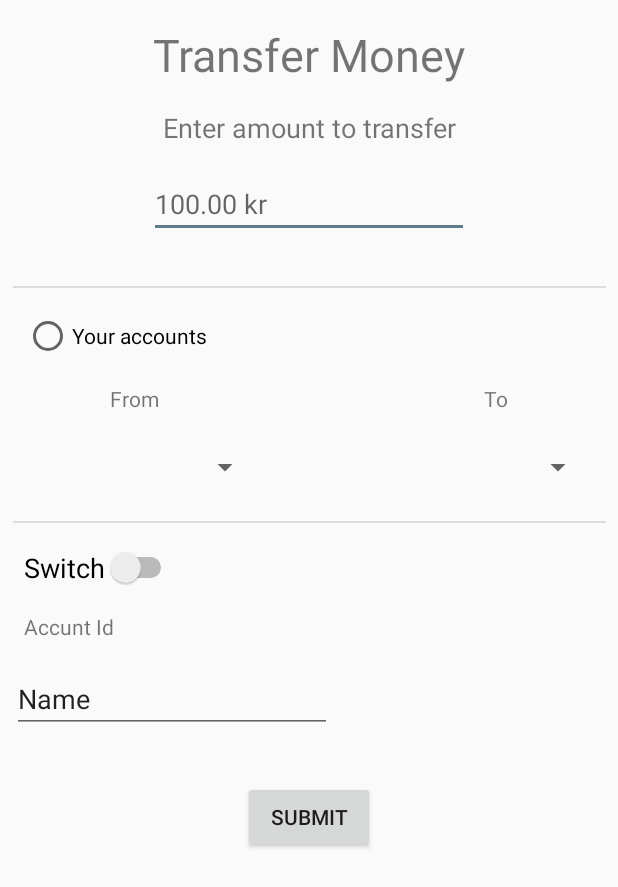
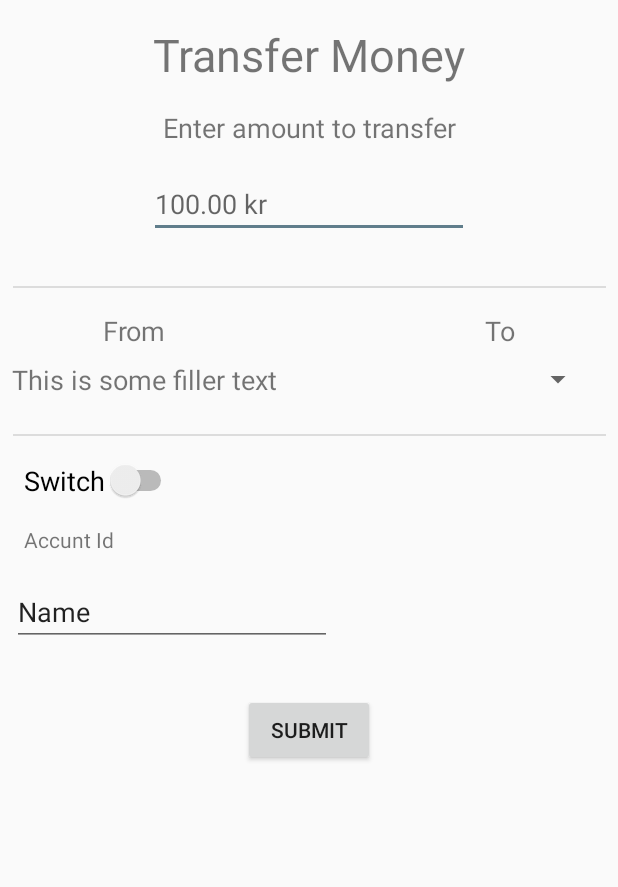
Before and after one commit to CPSO/KeaBankApp, an Android app: the layout activity_account_transfer.xml on its own in the app's theme, with its tools: preview values and no code run, on a phone screen of 412 x 824 dp. Shown: the top 887 px of the screen. Run offline under Robolectric (Android 15) with nearby library versions, the phone set to English and light mode, and no system bars.

Commit message:
transfer now display the account transfering from

```diff
--- a/app/src/main/res/layout/activity_account_transfer.xml
+++ b/app/src/main/res/layout/activity_account_transfer.xml
@@ -52,24 +52,28 @@
         app:layout_constraintStart_toStartOf="parent"
         app:layout_constraintTop_toBottomOf="@+id/etTransfAmount" />
 
-    <RadioButton
-        android:id="@+id/radioButton"
-        android:layout_width="wrap_content"
-        android:layout_height="wrap_content"
-        android:layout_marginStart="16dp"
-        android:layout_marginTop="16dp"
-        android:text="Your accounts"
-        app:layout_constraintStart_toStartOf="parent"
-        app:layout_constraintTop_toBottomOf="@+id/divider4" />
 
+
+    <!--
     <Spinner
         android:id="@+id/spinnerFromAccount"
         android:layout_width="0dp"
         android:layout_height="wrap_content"
         android:layout_marginStart="16dp"
-        android:layout_marginTop="24dp"
         android:layout_marginEnd="32dp"
         app:layout_constraintEnd_toStartOf="@+id/spinnerToAccount"
+        app:layout_constraintStart_toStartOf="parent"
+        app:layout_constraintTop_toBottomOf="@+id/accountFromName" />
+        -->
+
+    <TextView
+        android:id="@+id/tvAccountName"
+        android:layout_width="wrap_content"
+        android:layout_height="wrap_content"
+        android:layout_marginStart="8dp"
+        android:layout_marginTop="8dp"
+        android:text="This is some filler text"
+        android:textSize="18sp"
         app:layout_constraintStart_toStartOf="parent"
         app:layout_constraintTop_toBottomOf="@+id/textView10" />
 
@@ -81,9 +85,10 @@
         android:layout_marginTop="16dp"
         android:layout_marginEnd="8dp"
         android:text="From"
+        android:textSize="18sp"
         app:layout_constraintEnd_toStartOf="@+id/textView11"
         app:layout_constraintStart_toStartOf="parent"
-        app:layout_constraintTop_toBottomOf="@+id/radioButton" />
+        app:layout_constraintTop_toBottomOf="@+id/divider4" />
 
     <TextView
         android:id="@+id/textView11"
@@ -92,6 +97,7 @@
         android:layout_marginStart="143dp"
         android:layout_marginEnd="8dp"
         android:text="To"
+        android:textSize="18sp"
         app:layout_constraintBaseline_toBaselineOf="@+id/textView10"
         app:layout_constraintEnd_toEndOf="parent"
         app:layout_constraintStart_toEndOf="@+id/textView10" />
@@ -101,10 +107,10 @@
         android:layout_width="0dp"
         android:layout_height="wrap_content"
         android:layout_marginStart="32dp"
-        android:layout_marginTop="24dp"
+        android:layout_marginTop="8dp"
         android:layout_marginEnd="16dp"
         app:layout_constraintEnd_toEndOf="parent"
-        app:layout_constraintStart_toEndOf="@+id/spinnerFromAccount"
+        app:layout_constraintStart_toEndOf="@+id/tvAccountName"
         app:layout_constraintTop_toBottomOf="@+id/textView11" />
 
     <View
@@ -115,7 +121,7 @@
         android:background="?android:attr/listDivider"
         app:layout_constraintEnd_toEndOf="parent"
         app:layout_constraintStart_toStartOf="parent"
-        app:layout_constraintTop_toBottomOf="@+id/spinnerFromAccount" />
+        app:layout_constraintTop_toBottomOf="@+id/tvAccountName" />
 
     <EditText
         android:id="@+id/editText2"
```
Also changed, not shown: app/src/main/java/com/example/keabankapp/account/AccountTransfer.java (+15 -10 lines).
